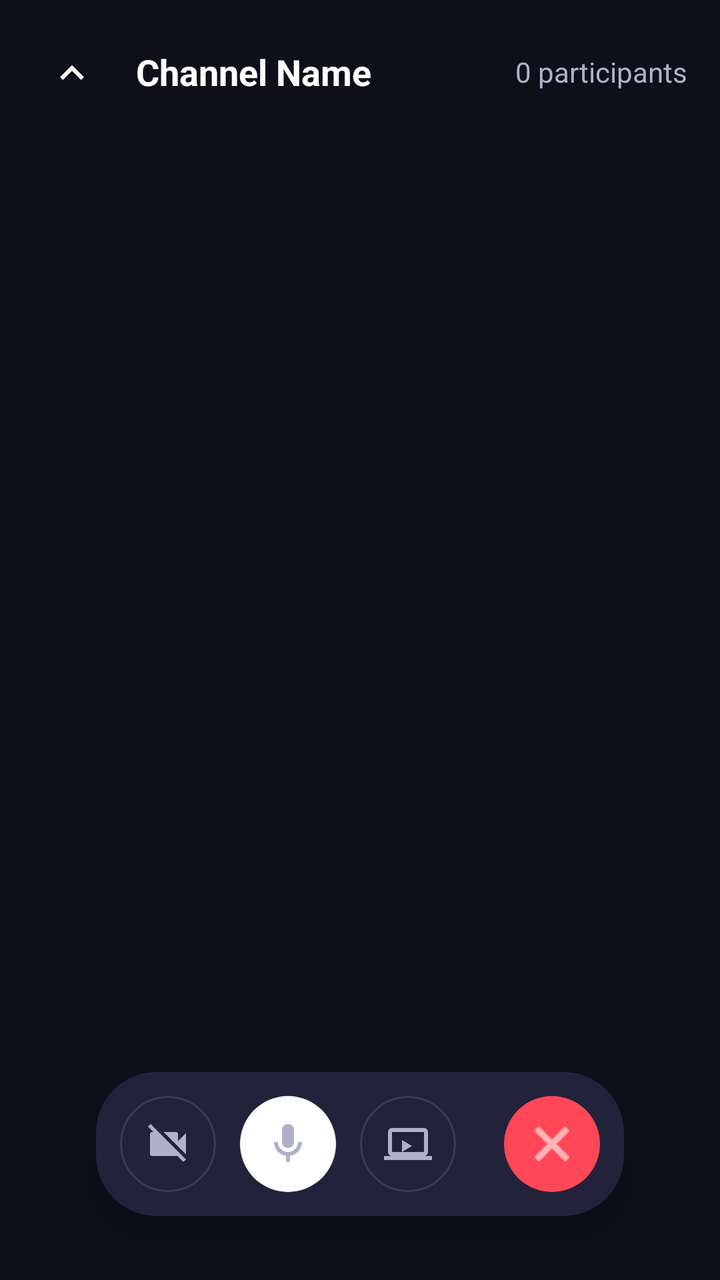
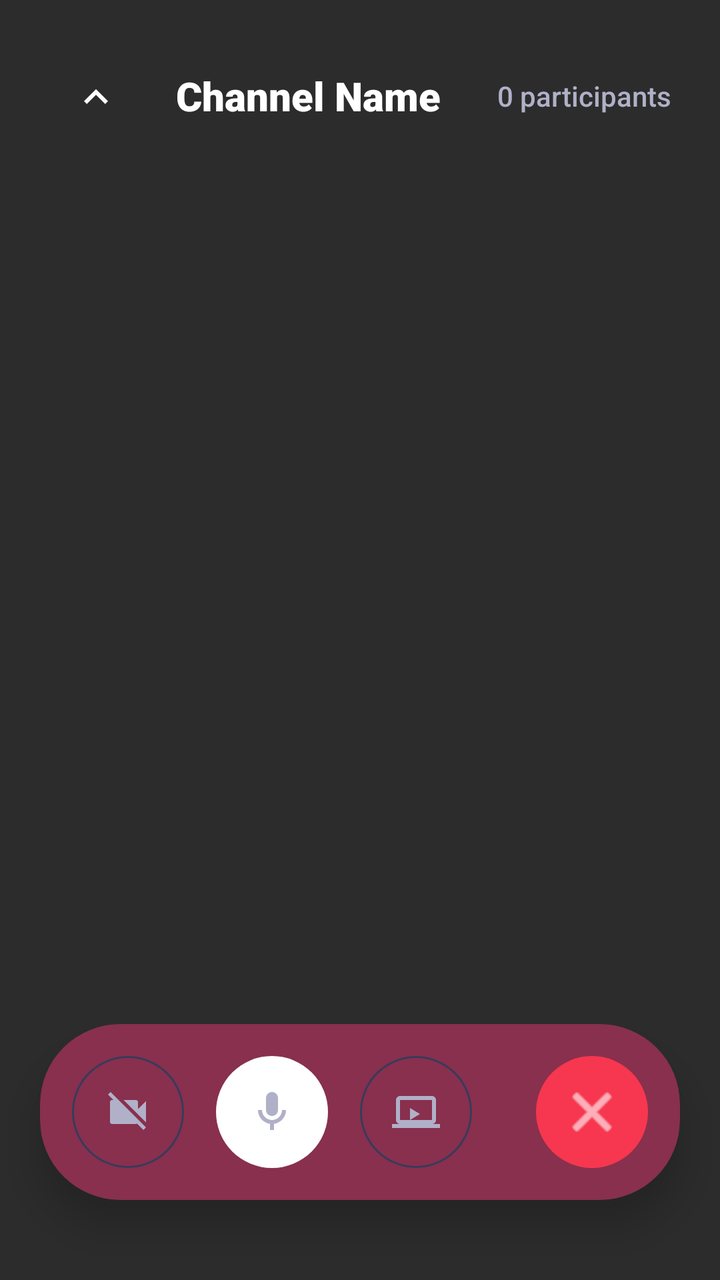

The first picture is an Android layout as it rendered before a commit; the second is the same layout after the commit. The layout source and the unified diff follow.
<!-- AndroidManifest.xml: application theme Theme.SE114_CallingSystem -->
<!-- res/layout/activity_call_detail.xml -->
<?xml version="1.0" encoding="utf-8"?>
<RelativeLayout xmlns:android="http://schemas.android.com/apk/res/android"
    xmlns:app="http://schemas.android.com/apk/res-auto"
    android:layout_width="match_parent"
    android:layout_height="match_parent"
    android:background="@color/call_bg">

    <androidx.recyclerview.widget.RecyclerView
        android:id="@+id/rvParticipants"
        android:layout_width="match_parent"
        android:layout_height="match_parent"
        android:clipToPadding="false"
        android:paddingTop="70dp"
        android:paddingBottom="100dp"
        android:paddingHorizontal="4dp"/>

    <LinearLayout
        android:id="@+id/callHeader"
        android:layout_width="match_parent"
        android:layout_height="wrap_content"
        android:layout_alignParentTop="true"
        android:background="@android:color/transparent"
        android:gravity="center_vertical"
        android:orientation="horizontal"
        android:padding="16dp">

        <ImageButton
            android:id="@+id/btnMinimize"
            android:layout_width="40dp"
            android:layout_height="40dp"
            android:background="?attr/selectableItemBackgroundBorderless"
            android:src="@drawable/icon_expandbutton"
            android:rotation="180"
            app:tint="@color/white" />

        <TextView
            android:id="@+id/tvCallChannelName"
            android:layout_width="0dp"
            android:layout_height="wrap_content"
            android:layout_marginStart="12dp"
            android:layout_weight="1"
            android:text="Channel Name"
            android:textColor="@color/white"
            android:textSize="18sp"
            android:textStyle="bold" />

        <TextView
            android:id="@+id/tvParticipantCount"
            android:layout_width="wrap_content"
            android:layout_height="wrap_content"
            android:text="0 participants"
            android:textColor="#B0B0C8"
            android:textSize="14sp" />
    </LinearLayout>

    <androidx.cardview.widget.CardView
        android:id="@+id/controlPanel"
        android:layout_width="wrap_content"
        android:layout_height="wrap_content"
        android:layout_alignParentBottom="true"
        android:layout_centerHorizontal="true"
        android:layout_marginBottom="32dp"
        app:cardBackgroundColor="@color/call_control_bg"
        app:cardCornerRadius="30dp"
        app:cardElevation="8dp">

        <LinearLayout
            android:layout_width="wrap_content"
            android:layout_height="wrap_content"
            android:orientation="horizontal"
            android:padding="12dp">

            <ImageButton
                android:id="@+id/btnToggleVideo"
                android:layout_width="48dp"
                android:layout_height="48dp"
                android:background="@drawable/bg_call_tool_inactive"
                android:src="@drawable/ic_videocam_off"
                android:scaleType="centerInside"
                android:padding="10dp"
                app:tint="#B0B0C8"
                android:contentDescription="Toggle camera" />

            <ImageButton
                android:id="@+id/btnMute"
                android:layout_width="48dp"
                android:layout_height="48dp"
                android:layout_marginStart="12dp"
                android:background="@drawable/bg_call_tool_active"
                android:src="@drawable/ic_mic_on"
                android:scaleType="centerInside"
                android:padding="10dp"
                app:tint="#B0B0C8"
                android:contentDescription="Toggle microphone" />

            <ImageButton
                android:id="@+id/btnShareScreen"
                android:layout_width="48dp"
                android:layout_height="48dp"
                android:layout_marginStart="12dp"
                android:background="@drawable/bg_call_tool_inactive"
                android:src="@drawable/ic_screen_share_off"
                android:scaleType="centerInside"
                android:padding="10dp"
                app:tint="#B0B0C8"
                android:contentDescription="Share screen" />

            <ImageButton
                android:id="@+id/btnEndCall"
                android:layout_width="48dp"
                android:layout_height="48dp"
                android:layout_marginStart="24dp"
                android:background="@drawable/bg_circle_end_call"
                android:src="@android:drawable/ic_menu_close_clear_cancel"
                android:scaleType="centerInside"
                android:padding="10dp"
                app:tint="@color/white"
                android:contentDescription="End call" />

        </LinearLayout>
    </androidx.cardview.widget.CardView>

</RelativeLayout>
<!-- resources referenced by this layout -->
<resources>
  <color name="call_bg">#0F0F1A</color>
  <color name="call_control_bg">#22223A</color>
  <color name="white">#FFFFFFFF</color>
  <!-- drawable bg_call_tool_active (drawable) -->
  <?xml version="1.0" encoding="utf-8"?>
  <shape xmlns:android="http://schemas.android.com/apk/res/android"
      android:shape="oval">
      <solid android:color="#FFFFFF" />
  </shape>
  <!-- drawable bg_call_tool_inactive (drawable) -->
  <?xml version="1.0" encoding="utf-8"?>
  <shape xmlns:android="http://schemas.android.com/apk/res/android"
      android:shape="oval">
      <solid android:color="@color/call_control_bg" />
      <stroke android:width="1dp" android:color="#3A3A5A" />
  </shape>
  <!-- drawable bg_circle_end_call (drawable) -->
  <?xml version="1.0" encoding="utf-8"?>
  <shape xmlns:android="http://schemas.android.com/apk/res/android"
      android:shape="oval">
      <solid android:color="@color/call_end" />
  </shape>
  <!-- drawable ic_mic_on (drawable) -->
  <?xml version="1.0" encoding="utf-8"?>
  <vector xmlns:android="http://schemas.android.com/apk/res/android"
      android:width="24dp"
      android:height="24dp"
      android:viewportWidth="24"
      android:viewportHeight="24">
      <path
          android:fillColor="#FFFFFF"
          android:pathData="M12,14c1.66,0 3,-1.34 3,-3V5c0,-1.66 -1.34,-3 -3,-3S9,3.34 9,5v6C9,12.66 10.34,14 12,14z"/>
      <path
          android:fillColor="#FFFFFF"
          android:pathData="M17,11c0,2.76 -2.24,5 -5,5s-5,-2.24 -5,-5H5c0,3.53 2.61,6.43 6,6.92V21h2v-3.08c3.39,-0.49 6,-3.39 6,-6.92H17z"/>
  </vector>
  <!-- drawable ic_screen_share_off (drawable) -->
  <?xml version="1.0" encoding="utf-8"?>
  <vector xmlns:android="http://schemas.android.com/apk/res/android"
      android:width="24dp"
      android:height="24dp"
      android:viewportWidth="24"
      android:viewportHeight="24">
      <path
          android:fillColor="#AAAAAA"
          android:pathData="M20,18c1.1,0 1.99,-0.9 1.99,-2L22,6c0,-1.11 -0.9,-2 -2,-2H4C2.9,4 2,4.89 2,6v10c0,1.1 0.9,2 2,2H0v2h24v-2h-4zM4,6h16v10H4V6z"/>
      <path
          android:fillColor="#AAAAAA"
          android:pathData="M9,10l5,3l-5,3z"/>
  </vector>
  <!-- drawable ic_videocam_off (drawable) -->
  <?xml version="1.0" encoding="utf-8"?>
  <vector xmlns:android="http://schemas.android.com/apk/res/android"
      android:width="24dp"
      android:height="24dp"
      android:viewportWidth="24"
      android:viewportHeight="24">
      <path
          android:fillColor="#FF5252"
          android:pathData="M21,6.5l-4,4V7c0,-0.55 -0.45,-1 -1,-1H9.82L21,17.18V6.5zM3.27,2L2,3.27 4.73,6H4c-0.55,0 -1,0.45 -1,1v10c0,0.55 0.45,1 1,1h12c0.21,0 0.39,-0.08 0.54,-0.18L19.73,21 21,19.73 3.27,2z"/>
  </vector>
  <!-- drawable icon_expandbutton (drawable) -->
  <vector xmlns:android="http://schemas.android.com/apk/res/android"
      android:width="24dp"
      android:height="24dp"
      android:viewportWidth="960"
      android:viewportHeight="960">
    <path
        android:pathData="M480,616 L240,376l56,-56 184,184 184,-184 56,56 -240,240Z"
        android:fillColor="#000000"/>
  </vector>
  <style name="Theme.SE114_CallingSystem" parent="Base.Theme.SE114_CallingSystem" />
  <color name="call_end">#FF4757</color>
  <style name="Base.Theme.SE114_CallingSystem" parent="Theme.Material3.DayNight.NoActionBar">
          <item name="colorPrimary">@color/accent</item>
          <item name="colorOnPrimary">@color/text_on_accent</item>
          <item name="colorSecondary">@color/accent_light</item>
          <item name="android:windowBackground">@color/bg_primary</item>
          <item name="android:statusBarColor">@color/bg_primary</item>
          <item name="android:navigationBarColor">@color/bg_primary</item>
      </style>
  <color name="accent">#6C63FF</color>
  <color name="text_on_accent">#FFFFFF</color>
  <color name="accent_light">#8B83FF</color>
  <color name="bg_primary">#F8F9FE</color>
</resources>

<!-- the commit's change to res/layout/activity_call_detail.xml (unified diff, before → after) -->
@@ -3,16 +3,17 @@
     xmlns:app="http://schemas.android.com/apk/res-auto"
     android:layout_width="match_parent"
     android:layout_height="match_parent"
-    android:background="@color/call_bg">
+    android:background="@color/call_bg"
+    android:animateLayoutChanges="true">
 
     <androidx.recyclerview.widget.RecyclerView
         android:id="@+id/rvParticipants"
         android:layout_width="match_parent"
         android:layout_height="match_parent"
         android:clipToPadding="false"
-        android:paddingTop="70dp"
-        android:paddingBottom="100dp"
-        android:paddingHorizontal="4dp"/>
+        android:paddingTop="80dp"
+        android:paddingBottom="120dp"
+        android:paddingHorizontal="8dp"/>
 
     <LinearLayout
         android:id="@+id/callHeader"
@@ -22,12 +23,13 @@
         android:background="@android:color/transparent"
         android:gravity="center_vertical"
         android:orientation="horizontal"
-        android:padding="16dp">
+        android:padding="24dp"
+        android:animateLayoutChanges="true">
 
         <ImageButton
             android:id="@+id/btnMinimize"
-            android:layout_width="40dp"
-            android:layout_height="40dp"
+            android:layout_width="48dp"
+            android:layout_height="48dp"
             android:background="?attr/selectableItemBackgroundBorderless"
             android:src="@drawable/icon_expandbutton"
             android:rotation="180"
@@ -37,12 +39,12 @@
             android:id="@+id/tvCallChannelName"
             android:layout_width="0dp"
             android:layout_height="wrap_content"
-            android:layout_marginStart="12dp"
+            android:layout_marginStart="16dp"
             android:layout_weight="1"
             android:text="Channel Name"
             android:textColor="@color/white"
-            android:textSize="18sp"
-            android:textStyle="bold" />
+            android:textSize="20sp"
+            android:fontFamily="sans-serif-black" />
 
         <TextView
             android:id="@+id/tvParticipantCount"
@@ -50,6 +52,7 @@
             android:layout_height="wrap_content"
             android:text="0 participants"
             android:textColor="#B0B0C8"
+            android:fontFamily="sans-serif-medium"
             android:textSize="14sp" />
     </LinearLayout>
 
@@ -59,61 +62,62 @@
         android:layout_height="wrap_content"
         android:layout_alignParentBottom="true"
         android:layout_centerHorizontal="true"
-        android:layout_marginBottom="32dp"
+        android:layout_marginBottom="40dp"
         app:cardBackgroundColor="@color/call_control_bg"
-        app:cardCornerRadius="30dp"
-        app:cardElevation="8dp">
+        app:cardCornerRadius="40dp"
+        app:cardElevation="12dp">
 
         <LinearLayout
             android:layout_width="wrap_content"
             android:layout_height="wrap_content"
             android:orientation="horizontal"
-            android:padding="12dp">
+            android:padding="16dp"
+            android:animateLayoutChanges="true">
 
             <ImageButton
                 android:id="@+id/btnToggleVideo"
-                android:layout_width="48dp"
-                android:layout_height="48dp"
+                android:layout_width="56dp"
+                android:layout_height="56dp"
                 android:background="@drawable/bg_call_tool_inactive"
                 android:src="@drawable/ic_videocam_off"
                 android:scaleType="centerInside"
-                android:padding="10dp"
+                android:padding="12dp"
                 app:tint="#B0B0C8"
                 android:contentDescription="Toggle camera" />
 
             <ImageButton
                 android:id="@+id/btnMute"
-                android:layout_width="48dp"
-                android:layout_height="48dp"
-                android:layout_marginStart="12dp"
+                android:layout_width="56dp"
+                android:layout_height="56dp"
+                android:layout_marginStart="16dp"
                 android:background="@drawable/bg_call_tool_active"
                 android:src="@drawable/ic_mic_on"
                 android:scaleType="centerInside"
-                android:padding="10dp"
+                android:padding="12dp"
                 app:tint="#B0B0C8"
                 android:contentDescription="Toggle microphone" />
 
             <ImageButton
                 android:id="@+id/btnShareScreen"
-                android:layout_width="48dp"
-                android:layout_height="48dp"
-                android:layout_marginStart="12dp"
+                android:layout_width="56dp"
+                android:layout_height="56dp"
+                android:layout_marginStart="16dp"
                 android:background="@drawable/bg_call_tool_inactive"
                 android:src="@drawable/ic_screen_share_off"
                 android:scaleType="centerInside"
-                android:padding="10dp"
+                android:padding="12dp"
                 app:tint="#B0B0C8"
                 android:contentDescription="Share screen" />
 
             <ImageButton
                 android:id="@+id/btnEndCall"
-                android:layout_width="48dp"
-                android:layout_height="48dp"
-                android:layout_marginStart="24dp"
+                android:layout_width="56dp"
+                android:layout_height="56dp"
+                android:layout_marginStart="32dp"
                 android:background="@drawable/bg_circle_end_call"
                 android:src="@android:drawable/ic_menu_close_clear_cancel"
                 android:scaleType="centerInside"
-                android:padding="10dp"
+                android:padding="12dp"
                 app:tint="@color/white"
                 android:contentDescription="End call" />
 
<!-- resource entries referenced after the edit -->
@@ -1,7 +1,7 @@
 <!-- resources referenced by this layout -->
 <resources>
-  <color name="call_bg">#0F0F1A</color>
-  <color name="call_control_bg">#22223A</color>
+  <color name="call_bg">#2C2C2C</color>
+  <color name="call_control_bg">#88304E</color>
   <color name="white">#FFFFFFFF</color>
   <!-- drawable bg_call_tool_active (drawable) -->
   <?xml version="1.0" encoding="utf-8"?>
@@ -72,7 +72,7 @@
         android:fillColor="#000000"/>
   </vector>
   <style name="Theme.SE114_CallingSystem" parent="Base.Theme.SE114_CallingSystem" />
-  <color name="call_end">#FF4757</color>
+  <color name="call_end">#F7374F</color>
   <style name="Base.Theme.SE114_CallingSystem" parent="Theme.Material3.DayNight.NoActionBar">
           <item name="colorPrimary">@color/accent</item>
           <item name="colorOnPrimary">@color/text_on_accent</item>
@@ -81,9 +81,9 @@
           <item name="android:statusBarColor">@color/bg_primary</item>
           <item name="android:navigationBarColor">@color/bg_primary</item>
       </style>
-  <color name="accent">#6C63FF</color>
+  <color name="accent">#F7374F</color>
   <color name="text_on_accent">#FFFFFF</color>
-  <color name="accent_light">#8B83FF</color>
-  <color name="bg_primary">#F8F9FE</color>
+  <color name="accent_light">#FF6B7A</color>
+  <color name="bg_primary">#FFFFFF</color>
 </resources>
 
